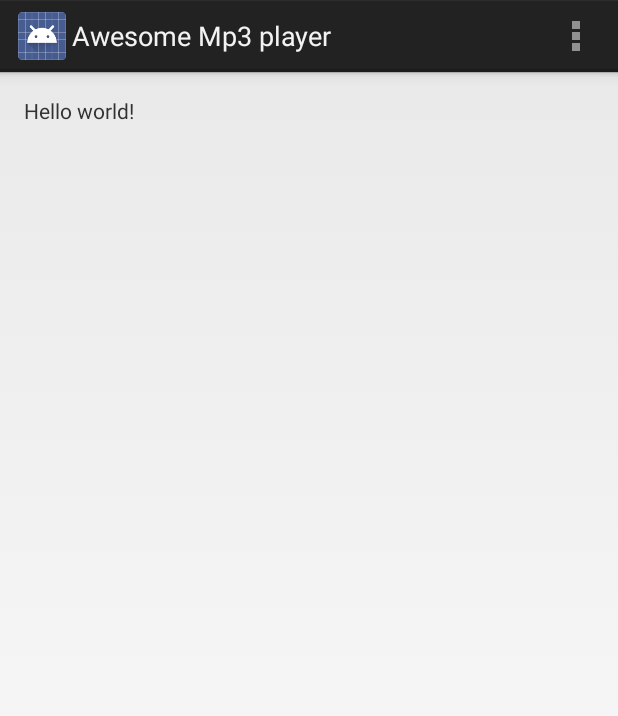
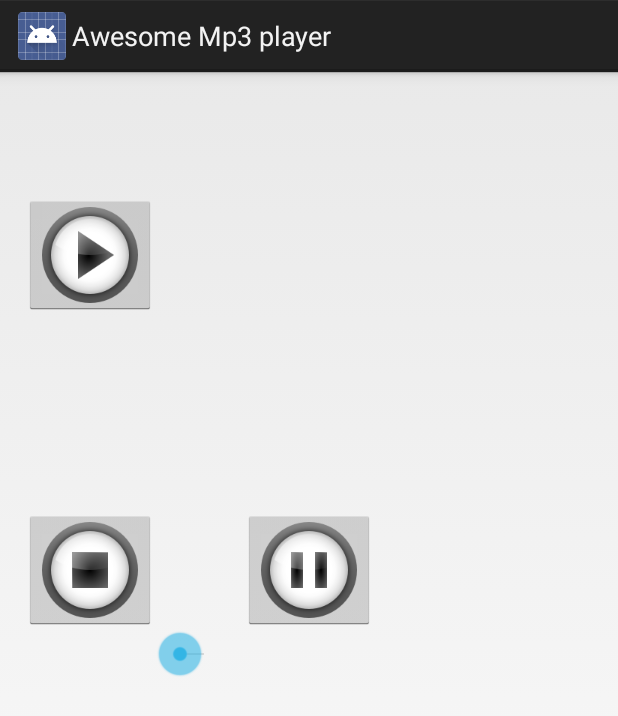
Before and after one commit to Javeed-2015/Projectcourse, an Android app: the screen it shows after launch (MainActivity), on a phone screen of 412 x 824 dp. Shown: the top 716 px of the screen. Run offline under Robolectric (Android 15) with nearby library versions, the phone set to English and light mode, and no system bars.

Commit message:
create media player and three buttons (play, pause, stop)

```diff
--- a/AwesomeMp3player/app/src/main/AndroidManifest.xml
+++ b/AwesomeMp3player/app/src/main/AndroidManifest.xml
@@ -1,6 +1,7 @@
 <?xml version="1.0" encoding="utf-8"?>
 <manifest xmlns:android="http://schemas.android.com/apk/res/android"
     package="zarag.awesomemp3player" >
+    <uses-permission android:name="android.permission.INTERNET" />
 
     <application
         android:allowBackup="true"
--- a/AwesomeMp3player/app/src/main/java/zarag/awesomemp3player/MainActivity.java
+++ b/AwesomeMp3player/app/src/main/java/zarag/awesomemp3player/MainActivity.java
@@ -1,38 +1,75 @@
 package zarag.awesomemp3player;
 
 import android.app.Activity;
+import android.media.MediaPlayer;
+import android.net.Uri;
 import android.os.Bundle;
-import android.view.Menu;
-import android.view.MenuItem;
-
+import android.view.View;
+import android.widget.ImageButton;
+import android.widget.SeekBar;
 
 public class MainActivity extends Activity {
+
+    SeekBar sb;
+    ImageButton playBtn, pauseBtn, stopBtn;
+    //MediaController mc;
+    //int cnt = 0;
+
 
     @Override
     protected void onCreate(Bundle savedInstanceState) {
         super.onCreate(savedInstanceState);
         setContentView(R.layout.activity_main);
-    }
 
-    @Override
-    public boolean onCreateOptionsMenu(Menu menu) {
-        // Inflate the menu; this adds items to the action bar if it is present.
-        getMenuInflater().inflate(R.menu.menu_main, menu);
-        return true;
-    }
+        // load the song and create a media player
+        String song = "http://mobi.randomsort.net/wp-content/uploads/2015/07/filetoplay.mp3";
+        final MediaPlayer mp = MediaPlayer.create(getApplicationContext(), Uri.parse(song));
 
-    @Override
-    public boolean onOptionsItemSelected(MenuItem item) {
-        // Handle action bar item clicks here. The action bar will
-        // automatically handle clicks on the Home/Up button, so long
-        // as you specify a parent activity in AndroidManifest.xml.
-        int id = item.getItemId();
+        // start the song after click
+        playBtn = (ImageButton)findViewById(R.id.playBtn);
+        playBtn.setOnClickListener(new View.OnClickListener() {
+            @Override
+            public void onClick(View view) {
+                mp.start();
+            }
+        });
 
-        //noinspection SimplifiableIfStatement
-        if (id == R.id.action_settings) {
-            return true;
-        }
+        // pause the song
+        pauseBtn = (ImageButton)findViewById(R.id.pauseBtn);
+        pauseBtn.setOnClickListener(new View.OnClickListener() {
+            @Override
+            public void onClick(View view) {
+                mp.pause();
+            }
+        });
 
-        return super.onOptionsItemSelected(item);
+
+        // stop the song
+        stopBtn = (ImageButton)findViewById(R.id.stopBtn);
+        stopBtn.setOnClickListener(new View.OnClickListener() {
+            @Override
+            public void onClick(View view) {
+                mp.pause();
+            }
+        });
+
+        // the awesome seek bar =)
+        sb = (SeekBar)findViewById(R.id.seekBar);
+        sb.setOnSeekBarChangeListener(new SeekBar.OnSeekBarChangeListener() {
+            @Override
+            public void onProgressChanged(SeekBar seekBar, int i, boolean b) {
+
+            }
+
+            @Override
+            public void onStartTrackingTouch(SeekBar seekBar) {
+          //      mp.start();
+            }
+
+            @Override
+            public void onStopTrackingTouch(SeekBar seekBar) {
+
+            }
+        });
     }
 }
--- a/AwesomeMp3player/app/src/main/res/layout/activity_main.xml
+++ b/AwesomeMp3player/app/src/main/res/layout/activity_main.xml
@@ -3,9 +3,41 @@
     android:layout_height="match_parent" android:paddingLeft="@dimen/activity_horizontal_margin"
     android:paddingRight="@dimen/activity_horizontal_margin"
     android:paddingTop="@dimen/activity_vertical_margin"
-    android:paddingBottom="@dimen/activity_vertical_margin" tools:context=".MainActivity">
+    android:paddingBottom="@dimen/activity_vertical_margin" tools:context=".MainActivity"
+    android:id="@+id/mediaPlayer">
 
-    <TextView android:text="@string/hello_world" android:layout_width="wrap_content"
-        android:layout_height="wrap_content" />
+    <SeekBar
+        android:layout_width="wrap_content"
+        android:layout_height="wrap_content"
+        android:id="@+id/seekBar"
+        android:indeterminate="false"
+        android:layout_centerVertical="true"
+        android:layout_toEndOf="@+id/playBtn" />
+
+    <ImageButton
+        android:layout_width="wrap_content"
+        android:layout_height="wrap_content"
+        android:id="@+id/playBtn"
+        android:src="@mipmap/play"
+        android:layout_alignParentTop="true"
+        android:layout_alignParentStart="true"
+        android:layout_marginTop="66dp"
+        android:layout_alignEnd="@+id/stopBtn" />
+
+    <ImageButton
+        android:layout_width="wrap_content"
+        android:layout_height="wrap_content"
+        android:id="@+id/pauseBtn"
+        android:src="@mipmap/pause"
+        android:layout_above="@+id/seekBar"
+        android:layout_centerHorizontal="true" />
+
+    <ImageButton
+        android:layout_width="wrap_content"
+        android:layout_height="wrap_content"
+        android:id="@+id/stopBtn"
+        android:layout_above="@+id/seekBar"
+        android:layout_alignParentStart="true"
+        android:src="@mipmap/stop" />
 
 </RelativeLayout>
```
Also changed, not shown: AwesomeMp3player/app/src/main/res/mipmap-xhdpi/pause.png (added), AwesomeMp3player/app/src/main/res/mipmap-xhdpi/play.png (added), AwesomeMp3player/app/src/main/res/mipmap-xhdpi/stop.png (added).
